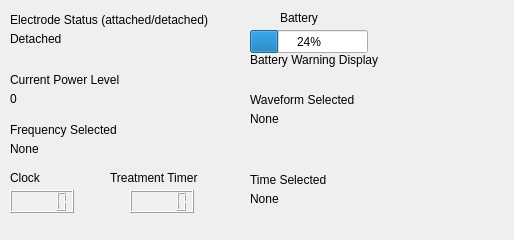
Old version of the form display.ui in the repository j4d3l1/CES.
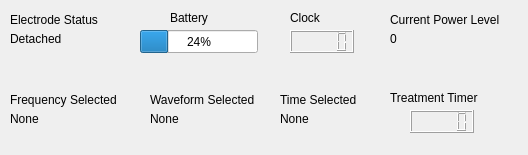
New version of the form.

Commit message: added extension implementation and  display for past recordings

Diff of the .ui file:
```diff
--- a/display.ui
+++ b/display.ui
@@ -6,8 +6,8 @@
    <rect>
     <x>0</x>
     <y>0</y>
-    <width>514</width>
-    <height>240</height>
+    <width>528</width>
+    <height>155</height>
    </rect>
   </property>
   <property name="windowTitle">
@@ -16,8 +16,8 @@
   <widget class="QLabel" name="label_7">
    <property name="geometry">
     <rect>
-     <x>10</x>
-     <y>70</y>
+     <x>390</x>
+     <y>10</y>
      <width>151</width>
      <height>20</height>
     </rect>
@@ -29,8 +29,8 @@
   <widget class="QLCDNumber" name="timerDisplay">
    <property name="geometry">
     <rect>
-     <x>130</x>
-     <y>190</y>
+     <x>410</x>
+     <y>110</y>
      <width>64</width>
      <height>23</height>
     </rect>
@@ -39,8 +39,8 @@
   <widget class="QLabel" name="label_4">
    <property name="geometry">
     <rect>
-     <x>110</x>
-     <y>170</y>
+     <x>390</x>
+     <y>90</y>
      <width>111</width>
      <height>16</height>
     </rect>
@@ -52,8 +52,8 @@
   <widget class="QLCDNumber" name="clockDisplay">
    <property name="geometry">
     <rect>
-     <x>10</x>
-     <y>190</y>
+     <x>290</x>
+     <y>30</y>
      <width>64</width>
      <height>23</height>
     </rect>
@@ -65,7 +65,7 @@
   <widget class="QLabel" name="label">
    <property name="geometry">
     <rect>
-     <x>280</x>
+     <x>170</x>
      <y>10</y>
      <width>60</width>
      <height>16</height>
@@ -78,8 +78,8 @@
   <widget class="QLabel" name="label_2">
    <property name="geometry">
     <rect>
-     <x>10</x>
-     <y>170</y>
+     <x>290</x>
+     <y>10</y>
      <width>60</width>
      <height>16</height>
     </rect>
@@ -91,7 +91,7 @@
   <widget class="QProgressBar" name="batteryDisplay">
    <property name="geometry">
     <rect>
-     <x>250</x>
+     <x>140</x>
      <y>30</y>
      <width>118</width>
      <height>23</height>
@@ -105,7 +105,7 @@
    <property name="geometry">
     <rect>
      <x>10</x>
-     <y>120</y>
+     <y>90</y>
      <width>131</width>
      <height>20</height>
     </rect>
@@ -117,7 +117,7 @@
   <widget class="QLabel" name="label_11">
    <property name="geometry">
     <rect>
-     <x>250</x>
+     <x>150</x>
      <y>90</y>
      <width>131</width>
      <height>20</height>
@@ -127,37 +127,24 @@
     <string>Waveform Selected</string>
    </property>
   </widget>
-  <widget class="QLabel" name="label_12">
-   <property name="geometry">
-    <rect>
-     <x>250</x>
-     <y>50</y>
-     <width>161</width>
-     <height>20</height>
-    </rect>
-   </property>
-   <property name="text">
-    <string>Battery Warning Display</string>
-   </property>
-  </widget>
   <widget class="QLabel" name="label_13">
    <property name="geometry">
     <rect>
      <x>10</x>
      <y>10</y>
-     <width>231</width>
+     <width>101</width>
      <height>20</height>
     </rect>
    </property>
    <property name="text">
-    <string>Electrode Status (attached/detached)</string>
+    <string>Electrode Status</string>
    </property>
   </widget>
   <widget class="QLabel" name="label_14">
    <property name="geometry">
     <rect>
-     <x>250</x>
-     <y>170</y>
+     <x>280</x>
+     <y>90</y>
      <width>111</width>
      <height>20</height>
     </rect>
@@ -182,7 +169,7 @@
   <widget class="QLabel" name="batteryWarningDisplay">
    <property name="geometry">
     <rect>
-     <x>250</x>
+     <x>150</x>
      <y>80</y>
      <width>54</width>
      <height>17</height>
@@ -196,7 +183,7 @@
    <property name="geometry">
     <rect>
      <x>10</x>
-     <y>140</y>
+     <y>110</y>
      <width>54</width>
      <height>17</height>
     </rect>
@@ -208,7 +195,7 @@
   <widget class="QLabel" name="waveformSelected">
    <property name="geometry">
     <rect>
-     <x>250</x>
+     <x>150</x>
      <y>110</y>
      <width>54</width>
      <height>17</height>
@@ -221,8 +208,8 @@
   <widget class="QLabel" name="timeSelected">
    <property name="geometry">
     <rect>
-     <x>250</x>
-     <y>190</y>
+     <x>280</x>
+     <y>110</y>
      <width>54</width>
      <height>17</height>
     </rect>
@@ -234,8 +221,8 @@
   <widget class="QLabel" name="powerLevelDisplay">
    <property name="geometry">
     <rect>
-     <x>10</x>
-     <y>90</y>
+     <x>390</x>
+     <y>30</y>
      <width>54</width>
      <height>17</height>
     </rect>
```
The commit also changes 7 other files.
